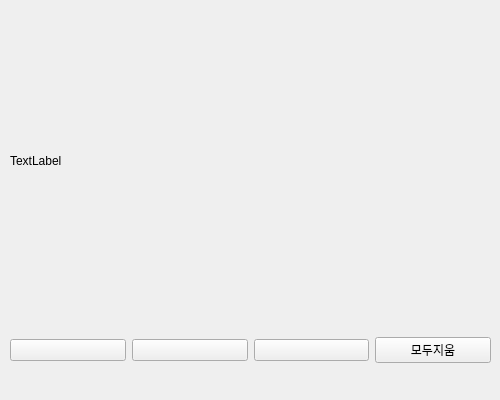
Before: the Qt Designer form day07/pyPaint.ui in c9yu/basic-python-2024, drawn with Qt 5.
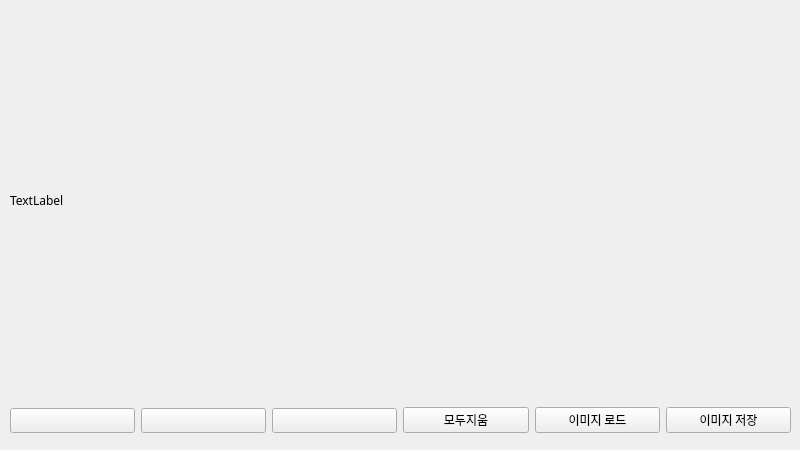
After: the same form once the commit is applied.

Commit message: 7일차 오후 종료

Diff of the .ui file:
```diff
--- a/day07/pyPaint.ui
+++ b/day07/pyPaint.ui
@@ -6,10 +6,15 @@
    <rect>
     <x>0</x>
     <y>0</y>
-    <width>500</width>
-    <height>400</height>
+    <width>800</width>
+    <height>450</height>
    </rect>
   </property>
+  <property name="font">
+   <font>
+    <family>나눔고딕</family>
+   </font>
+  </property>
   <property name="windowTitle">
    <string>Form</string>
   </property>
@@ -18,8 +23,8 @@
     <rect>
      <x>10</x>
      <y>10</y>
-     <width>481</width>
-     <height>301</height>
+     <width>781</width>
+     <height>381</height>
     </rect>
    </property>
    <property name="text">
@@ -30,8 +35,8 @@
    <property name="geometry">
     <rect>
      <x>10</x>
-     <y>330</y>
-     <width>481</width>
+     <y>400</y>
+     <width>781</width>
      <height>41</height>
     </rect>
    </property>
@@ -64,6 +69,20 @@
       </property>
      </widget>
     </item>
+    <item>
+     <widget class="QPushButton" name="btn_load">
+      <property name="text">
+       <string>이미지 로드</string>
+      </property>
+     </widget>
+    </item>
+    <item>
+     <widget class="QPushButton" name="btn_save">
+      <property name="text">
+       <string>이미지 저장</string>
+      </property>
+     </widget>
+    </item>
    </layout>
   </widget>
  </widget>
```
The commit also changes 2 other files.
